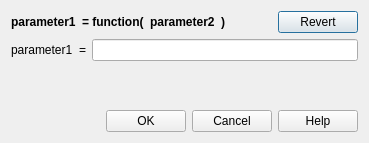
SasView/sasview, file src/sas/qtgui/Perspectives/Fitting/UI/MultiConstraintUI.ui: the form before one commit.
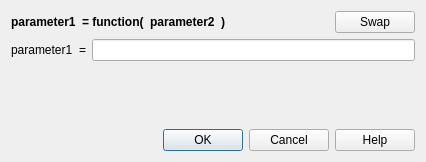
The form after the commit.

Diff of the .ui file:
```diff
--- a/src/sas/qtgui/Perspectives/Fitting/UI/MultiConstraintUI.ui
+++ b/src/sas/qtgui/Perspectives/Fitting/UI/MultiConstraintUI.ui
@@ -9,8 +9,8 @@
    <rect>
     <x>0</x>
     <y>0</y>
-    <width>369</width>
-    <height>143</height>
+    <width>426</width>
+    <height>162</height>
    </rect>
   </property>
   <property name="sizePolicy">
@@ -84,7 +84,7 @@
      <item>
       <widget class="QPushButton" name="cmdRevert">
        <property name="text">
-        <string>Revert</string>
+        <string>Swap</string>
        </property>
       </widget>
      </item>
@@ -150,6 +150,9 @@
        <property name="text">
         <string>OK</string>
        </property>
+       <property name="default">
+        <bool>true</bool>
+       </property>
       </widget>
      </item>
      <item>
```
